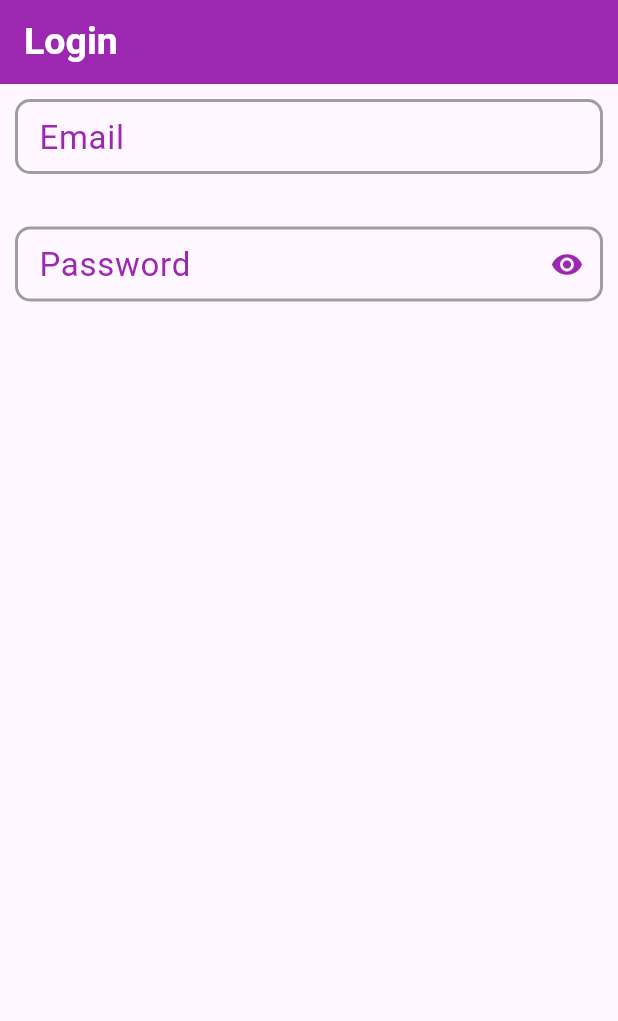
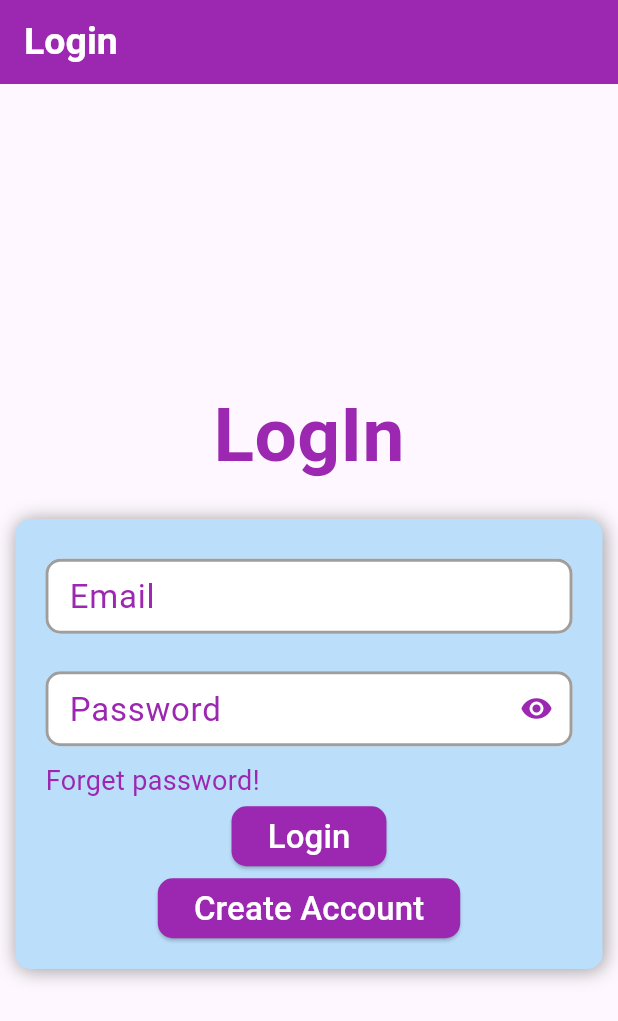
Before and after one commit to Cold-Thunder/flutter-login-page, a Flutter app: the screen it shows after launch, on a phone screen of 412 x 824 dp. Shown: the top 1021 px of the screen. Run offline on Flutter 3.47's test engine with Material 3 defaults, Android fonts, the phone set to English and light mode, and no system bars.

Commit message:
all is updated

```diff
--- a/lib/activites/logIn.dart
+++ b/lib/activites/logIn.dart
@@ -1,6 +1,8 @@
 import 'package:flutter/cupertino.dart';
 import 'package:flutter/material.dart';
+import 'package:login_page/activites/createAccount.dart';
 import 'package:login_page/widgets/input.dart';
+import 'package:login_page/widgets/oneButton.dart';
 
 class Login extends StatefulWidget{
   @override
@@ -9,8 +11,28 @@ class Login extends StatefulWidget{
 class _Login extends State<Login>{
   TextEditingController emailCont = TextEditingController();
   TextEditingController passCont = TextEditingController();
+
+  void forgetPass(){
+    print('forget');
+  }
+
+  void loginBtn(){
+    if(emailCont.text.toString() != '' && passCont.text.toString() != ''){
+      print({"${emailCont.text.toString()}", "${passCont.text.toString()}"});
+      emailCont.clear();
+      passCont.clear();
+    }
+  }
+  void createAccount(){
+    Navigator.push(context,
+      MaterialPageRoute(builder: (context)=> CreateAccount())
+    );
+  }
+
   @override
   Widget build(BuildContext context){
+    var wid = MediaQuery.of(context).size.width;
+    var hei = MediaQuery.of(context).size.height;
     return Scaffold(
       appBar: AppBar(
         title: const Text('Login', style: TextStyle(
@@ -25,11 +47,60 @@ class _Login extends State<Login>{
       ),
       body: SafeArea(
         child: Center(
-          child: Column(
+          child: Flex(
+            direction: Axis.vertical,
+            mainAxisAlignment: MainAxisAlignment.center,
             children: [
-              TextInput(control: emailCont, lab: 'Email', hin: 'Enter Email here...', suffix: false),
-              SizedBox(height: 15),
-              TextInput(control: passCont, lab: 'Password', hin: 'Enter password...',suffix: true)
+              Container(
+                margin: EdgeInsets.all(20),
+                child: const Text('LogIn', style: TextStyle(
+                  fontSize: 50,
+                  color: Colors.purple,
+                  fontWeight: FontWeight.bold
+                )),
+              ),
+              Container(
+                  height: 300,
+                width: (wid/100)*95,
+                decoration: BoxDecoration(
+                  color: Colors.blue.shade100,
+                  borderRadius: BorderRadius.circular(10),
+                  boxShadow: [
+                    BoxShadow(
+                      offset: Offset(1,1),
+                      color: Colors.grey,
+                      blurRadius: 10,
+                    )
+                  ]
+                ),
+                child: Column(
+                  mainAxisAlignment: MainAxisAlignment.center,
+                  children:[
+                    TextInput(control: emailCont, lab: 'Email', hin: 'Enter Email here...', suffix: false, validator: 'Please enter your email!',),
+                    SizedBox(height: 5),
+                    TextInput(control: passCont, lab: 'Password', hin: 'Enter password...',suffix: true, validator: 'Please enter your password!'),
+                    Container(
+                        alignment: Alignment.centerLeft,
+                        padding: EdgeInsets.only(left: 20),
+                        child: InkWell(
+                            onTap: (){
+                              forgetPass();
+                            },
+                            child: const Text('Forget password!', style: TextStyle(fontSize: 18, color: Colors.purple))
+                        )
+                    ),
+                    Container(
+                        child: Column(
+                          children: [
+                            OneButton(func: loginBtn, title: 'Login'),
+                            OneButton(func: createAccount, title: 'Create Account')
+                          ]
+                        )
+                    )
+                  ]
+                )
+              )
+
             ]
           )
         )
--- a/lib/widgets/input.dart
+++ b/lib/widgets/input.dart
@@ -8,12 +8,14 @@ class TextInput extends StatelessWidget {
   String hin = "";
   bool suffix;
   bool show = false;
+  String validator = '';
 
   TextInput({
     required this.control,
     required this.lab,
     required this.hin,
     required this.suffix,
+    required this.validator,
     super.key
   });
 
@@ -29,9 +31,9 @@ class TextInput extends StatelessWidget {
     return Consumer<ChangeShowIcon>(
         builder: (context, value, child) {
           return Container(
-              padding: const EdgeInsets.all(10),
+              padding: const EdgeInsets.only(left: 20, right: 20, top: 10, bottom: 10),
               height: 70,
-              child: TextField(
+              child: TextFormField(
                   controller: control,
                   obscureText: suffix == true ? iconChange.show : suffix,
                   obscuringCharacter: '*',
@@ -39,7 +41,15 @@ class TextInput extends StatelessWidget {
                       fontSize: 19,
                       color: Colors.black
                   ),
+                  validator: (value){
+                    if(value == ''){
+                      return validator;
+                    }
+                  },
+                  autofocus: false,
                   decoration: InputDecoration(
+                    filled: true,
+                      fillColor: Colors.white,
                       labelText: "$lab",
                       labelStyle: const TextStyle(
                         fontSize: 22, color: Colors.purple,
@@ -62,7 +72,7 @@ class TextInput extends StatelessWidget {
                           borderSide: BorderSide(
                               width: 2,
                               color: Colors.grey.shade500
-                          )
+                          ),
                       ),
                       focusedBorder: OutlineInputBorder(
                           borderRadius: BorderRadius.circular(10),
--- /dev/null
+++ b/lib/widgets/oneButton.dart
@@ -0,0 +1,31 @@
+import 'package:flutter/cupertino.dart';
+import 'package:flutter/material.dart';
+
+class OneButton extends StatelessWidget{
+  Function func;
+  String title;
+
+  OneButton({
+    required this.func,
+    required this.title,
+    super.key
+  });
+  @override
+  Widget build(BuildContext context){
+    return ElevatedButton(
+        onPressed: (){
+           func();
+        },
+        style: ElevatedButton.styleFrom(
+            backgroundColor: Colors.purple,
+            shape: RoundedRectangleBorder(
+                borderRadius: BorderRadius.circular(10)
+            )
+        ),
+        child: Text('$title', style: TextStyle(
+          fontSize: 22,
+          color: Colors.white,
+        ))
+    );
+  }
+}
```
Also changed, not shown: lib/activites/createAccount.dart (added, +33 -0 lines).
